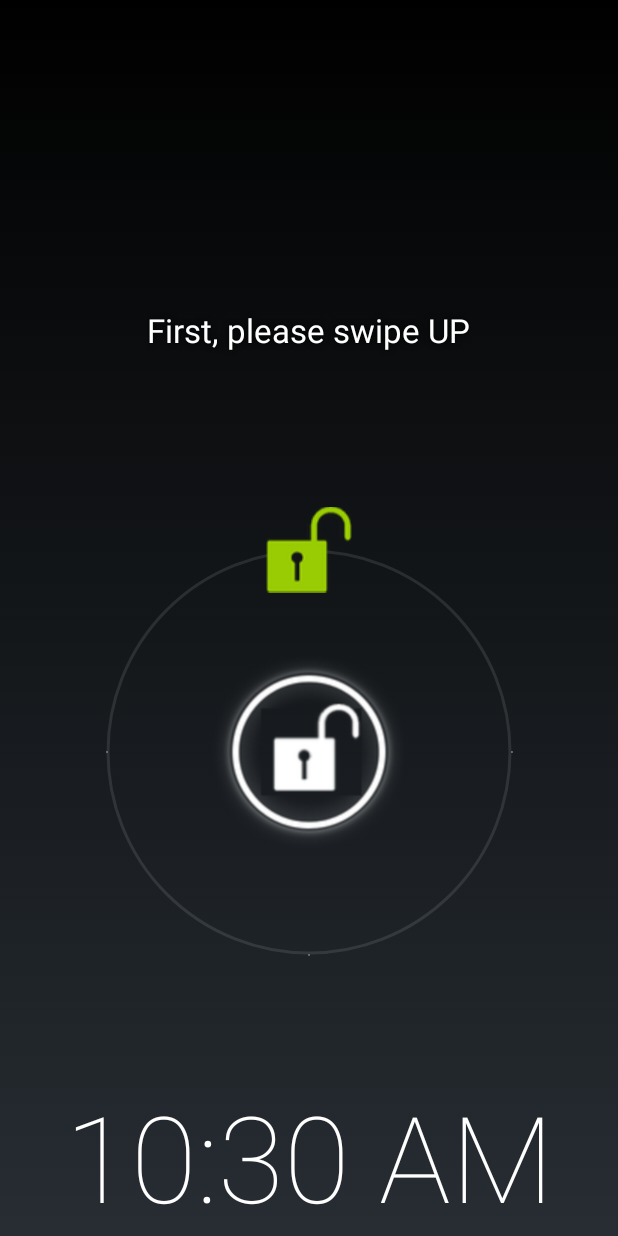
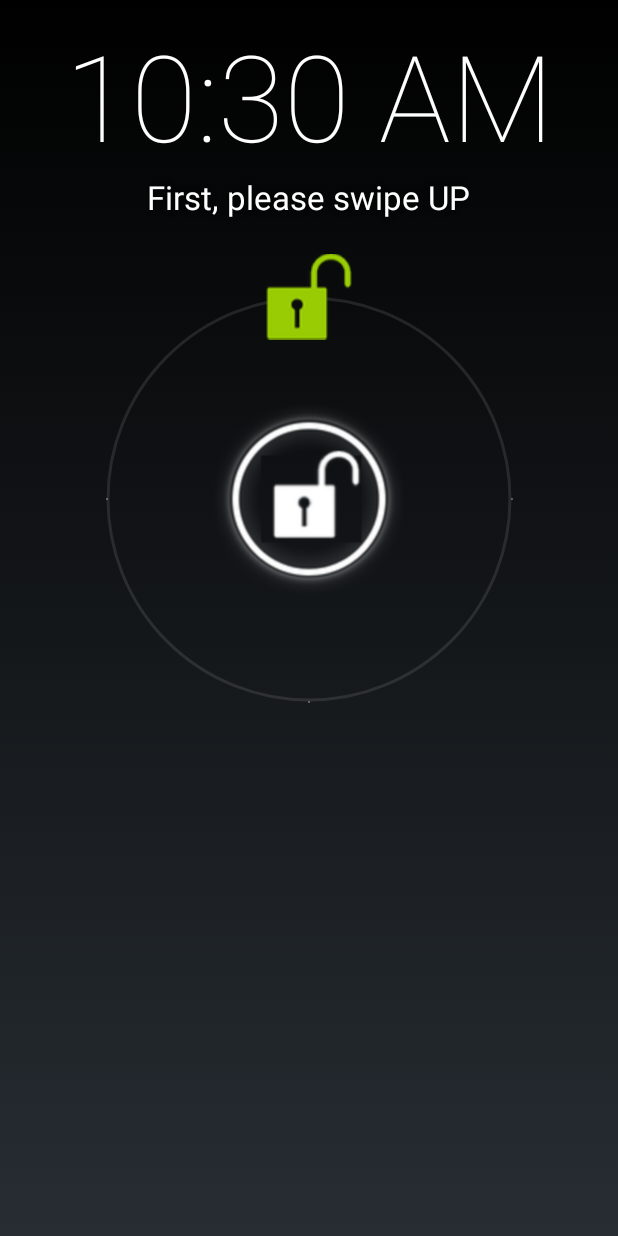
Before and after one commit to stevezhanggeek/InfiniteLabel-SimpleLockscreen, an Android app: the screen it shows after launch (LockscreenActivity), on a phone screen of 412 x 824 dp. Run offline under Robolectric (Android 15) with nearby library versions, the phone set to English and light mode, and no system bars; libraries missing offline, so code that uses them is left out: com.nineoldandroids.animation; 4 statements that could not run were skipped.

Commit message:
Update UI

```diff
--- a/app/src/main/res/layout/main.xml
+++ b/app/src/main/res/layout/main.xml
@@ -7,20 +7,31 @@
     android:id="@+id/main">
 
 
+    <TextClock
+        android:layout_width="match_parent"
+        android:layout_height="wrap_content"
+        android:id="@+id/textClock"
+        android:gravity="center"
+        android:format24Hour = "kk:mm"
+        android:textSize="80sp"
+        android:layout_marginTop="10dp"
+        android:fontFamily="sans-serif-thin"
+        android:textColor="#FFFFFF" />
+
     <TextView
         android:layout_width="wrap_content"
         android:layout_height="80dp"
         android:textAppearance="?android:attr/textAppearanceLarge"
         android:id="@+id/textView"
         android:layout_centerHorizontal="true"
+        android:layout_below="@+id/textClock"
         android:fontFamily="sans-serif"
         android:shadowColor="#000"
         android:shadowDx="0"
         android:shadowDy="0"
         android:shadowRadius="5"
         android:layout_marginLeft="10dp"
-        android:layout_marginRight="10dp"
-        android:layout_above="@+id/incomingCallWidget"/>
+        android:layout_marginRight="10dp" />
 
     <net.frakbot.glowpadbackport.GlowPadView
         android:id="@+id/incomingCallWidget"
@@ -38,18 +49,6 @@
         app:feedbackCount="1"
         app:glowRadius="@dimen/glowpadview_glow_radius"
         app:pointDrawable="@drawable/ic_lockscreen_glowdot"
-        android:layout_above="@+id/textClock"/>
-
-    <TextClock
-        android:layout_width="match_parent"
-        android:layout_height="wrap_content"
-        android:id="@+id/textClock"
-        android:gravity="center"
-        android:format24Hour = "kk:mm"
-        android:textSize="80sp"
-        android:fontFamily="sans-serif-thin"
-        android:textColor="#FFFFFF"
-        android:layout_alignParentBottom="true"
-        android:layout_alignParentStart="true" />
+        android:layout_below="@+id/textClock" />
 
 </RelativeLayout>
```
